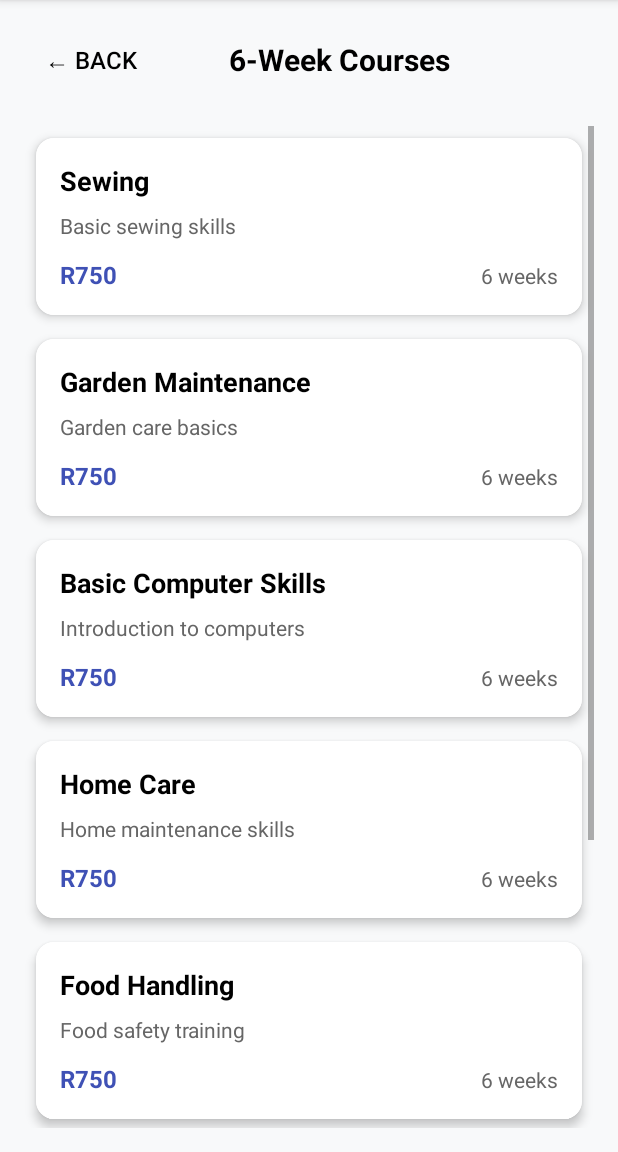
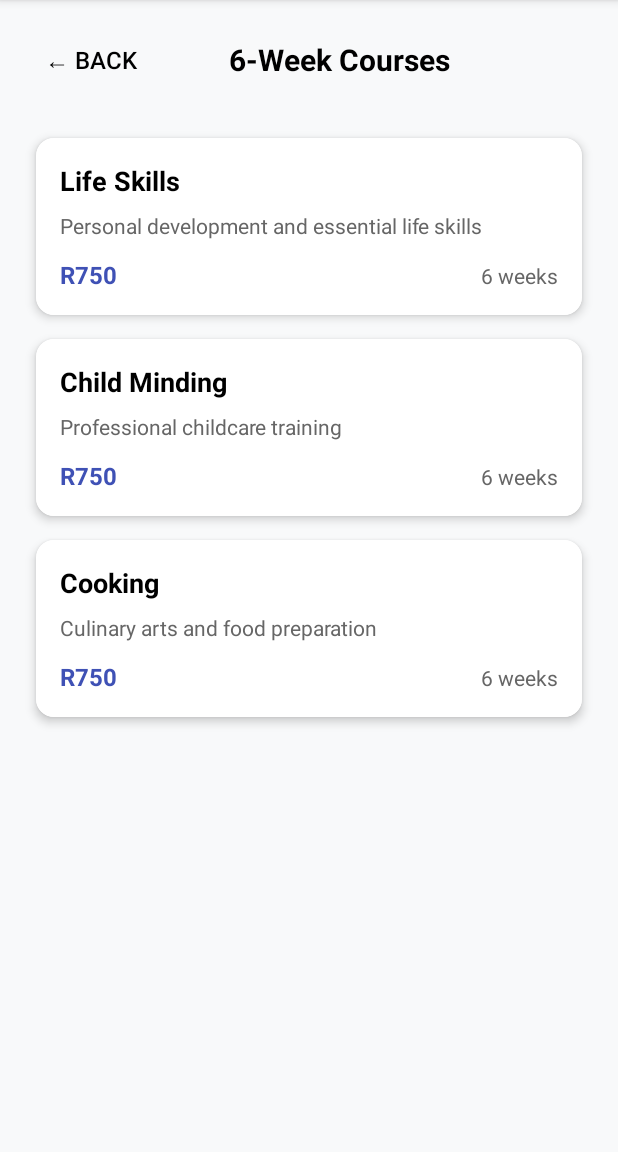
Before and after one commit to StephenChristie12345/EmpoweringTheNation, an Android app: the SixWeekCourses screen opened directly, with no data from a screen before it, on a phone screen of 412 x 824 dp, the part 84-1236 px from its top. Run offline under Robolectric (Android 15) with nearby library versions, the light colour scheme and no system bars.

Commit message:
Updated courses to match fee calculor: removed non -matching courses , aligned 5 -month / 6 week courses, and fixed menu button styling

```diff
--- a/app/src/main/java/vcmsa/ci/empoweringthenation/CourseAdapter.kt
+++ b/app/src/main/java/vcmsa/ci/empoweringthenation/CourseAdapter.kt
@@ -47,7 +47,6 @@ class CourseAdapter(
             "Life Skills" -> Intent(context, LifeSkillsDetail::class.java)
             "Landscaping" -> Intent(context, LandscapingDetail::class.java)
             "Child Minding" -> Intent(context, ChildMindingDetail::class.java)
-            "Garden Maintenance" -> Intent(context, GardenMaintenanceDetail::class.java)
             "Cooking" -> Intent(context, CookingDetail::class.java)
             else -> Intent(context, CourseDetailActivity::class.java)
         }
--- a/app/src/main/java/vcmsa/ci/empoweringthenation/SixWeekCourses.kt
+++ b/app/src/main/java/vcmsa/ci/empoweringthenation/SixWeekCourses.kt
@@ -11,13 +11,9 @@ import androidx.recyclerview.widget.RecyclerView
 class SixWeekCourses : AppCompatActivity() {
 
     private val sixWeekCourses = listOf(
-        Course("Sewing", "Basic sewing skills", 750.0, "6 weeks", "Sewing techniques, pattern reading, garment construction, and basic alterations."),
-        Course("Garden Maintenance", "Garden care basics", 750.0, "6 weeks", "Basic garden maintenance, plant care, pruning, watering systems, and pest control."),
-        Course("Basic Computer Skills", "Introduction to computers", 750.0, "6 weeks", "Fundamental computer operation, typing skills, basic software usage, and internet navigation."),
-        Course("Home Care", "Home maintenance skills", 750.0, "6 weeks", "Basic home maintenance, cleaning techniques, organization, and household management."),
-        Course("Food Handling", "Food safety training", 750.0, "6 weeks", "Food safety standards, hygiene practices, storage methods, and preparation techniques."),
-        Course("Customer Service", "Service skills training", 750.0, "6 weeks", "Customer interaction, communication skills, conflict resolution, and service excellence."),
-        Course("Communication Skills", "Effective communication", 750.0, "6 weeks", "Verbal and written communication, presentation skills, listening techniques, and professional etiquette.")
+        Course("Life Skills", "Personal development and essential life skills", 750.0, "6 weeks", "Essential life skills including communication, problem-solving, financial literacy, time management, and personal development."),
+        Course("Child Minding", "Professional childcare training", 750.0, "6 weeks", "Child development theories, safety procedures, educational activities, behavior management, and professional childcare practices."),
+        Course("Cooking", "Culinary arts and food preparation", 750.0, "6 weeks", "Basic cooking techniques, food preparation, nutrition fundamentals, menu planning, kitchen safety, and hygiene standards.")
     )
 
     override fun onCreate(savedInstanceState: Bundle?) {
```
Also changed, not shown: app/src/main/java/vcmsa/ci/empoweringthenation/SixMonthCourses.kt (+2 -6 lines), app/src/main/res/layout/activity_main.xml (+6 -1 lines).
